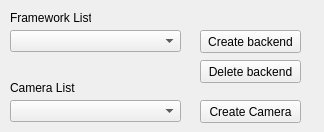
abibas/webcamCaptureNewDesign, file test_app/mainwindow.ui: the form before one commit.
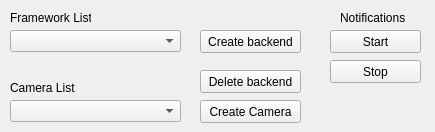
The form after the commit.

Commit message: Added buttons to Stop and Start notifications

Patch:
```diff
--- a/test_app/mainwindow.ui
+++ b/test_app/mainwindow.ui
@@ -6,7 +6,7 @@
    <rect>
     <x>0</x>
     <y>0</y>
-    <width>324</width>
+    <width>435</width>
     <height>132</height>
    </rect>
   </property>
@@ -90,7 +90,7 @@
     <property name="geometry">
      <rect>
       <x>200</x>
-      <y>60</y>
+      <y>70</y>
       <width>101</width>
       <height>23</height>
      </rect>
@@ -99,6 +99,45 @@
      <string>Delete backend</string>
     </property>
    </widget>
+   <widget class="QPushButton" name="startNotificationsButton">
+    <property name="geometry">
+     <rect>
+      <x>330</x>
+      <y>30</y>
+      <width>91</width>
+      <height>23</height>
+     </rect>
+    </property>
+    <property name="text">
+     <string>Start</string>
+    </property>
+   </widget>
+   <widget class="QPushButton" name="stopNotificationsButton">
+    <property name="geometry">
+     <rect>
+      <x>330</x>
+      <y>60</y>
+      <width>91</width>
+      <height>23</height>
+     </rect>
+    </property>
+    <property name="text">
+     <string>Stop</string>
+    </property>
+   </widget>
+   <widget class="QLabel" name="cameraListLabel_2">
+    <property name="geometry">
+     <rect>
+      <x>340</x>
+      <y>10</y>
+      <width>81</width>
+      <height>16</height>
+     </rect>
+    </property>
+    <property name="text">
+     <string>Notifications</string>
+    </property>
+   </widget>
   </widget>
  </widget>
  <resources/>
```
The commit also changes 5 other files.
